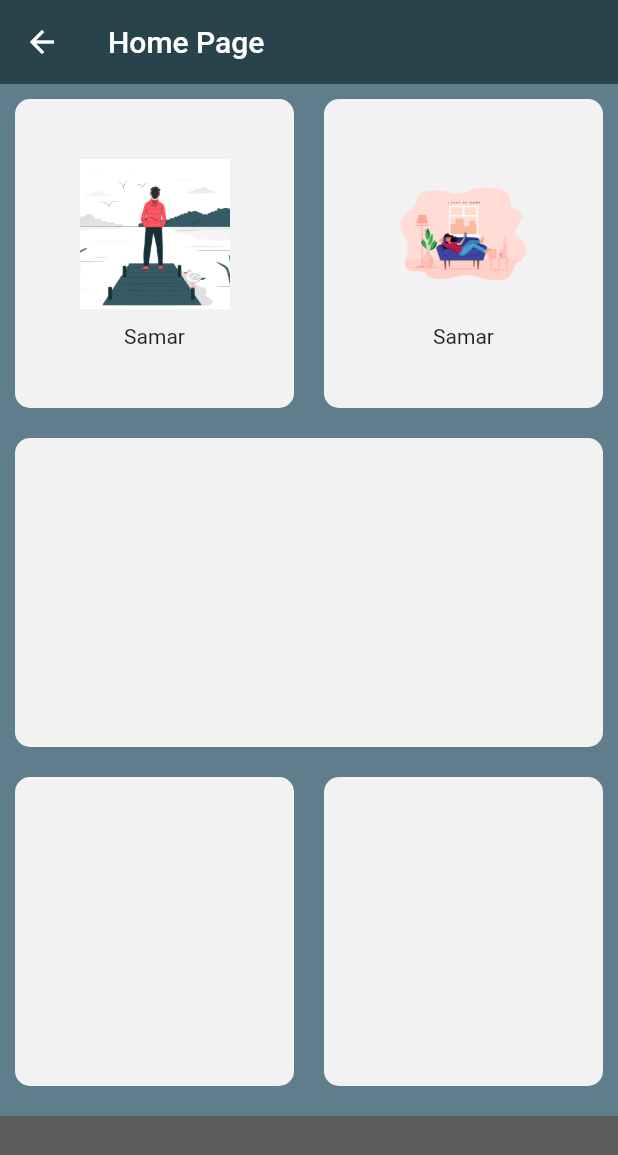
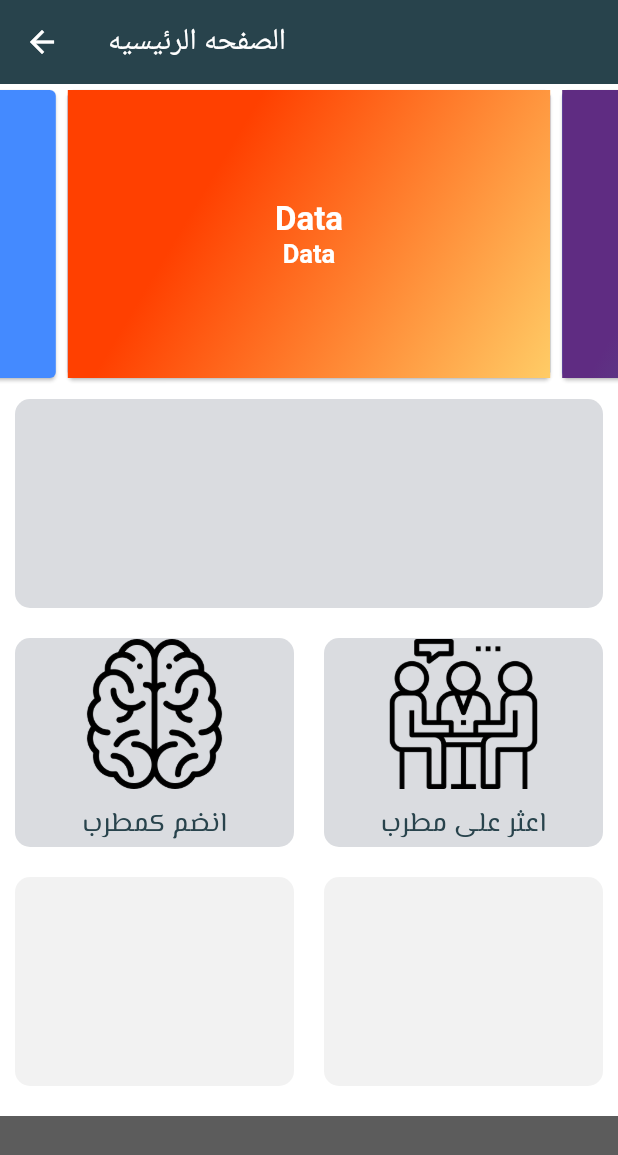
Before and after one commit to W1010x/MyFlutterApps, a Flutter app: the homePage screen opened directly, on a phone screen of 412 x 824 dp. Shown: the top 1155 px of the screen. Run offline on Flutter 3.47's test engine with Material 2 defaults, Android fonts, the phone set to English and light mode, and no system bars; drawn by our look-alikes of carousel_slider.

Commit message:
add slider

```diff
--- a/user_form/lib/Const/Constants.dart
+++ b/user_form/lib/Const/Constants.dart
@@ -1,5 +1,9 @@
 import 'package:flutter/material.dart';
-
+const TextStyles=TextStyle(
+    color:  Color(0xff28434c ),
+    fontFamily: 'El_Messiri',
+    fontWeight: FontWeight.w400,
+    fontSize: 18.0,);
 const kSendButtonTextStyle = TextStyle(
   color:  Color(0xffff7e8b),
   fontWeight: FontWeight.bold,
--- a/user_form/lib/Screens/HomePage.dart
+++ b/user_form/lib/Screens/HomePage.dart
@@ -1,53 +1,150 @@
 import 'package:flutter/material.dart';
-import 'package:user_form/Const/Constants.dart';
+import 'package:user_form/Screens/Login.dart';
 import 'package:user_form/widgets/cardContent.dart';
 import 'package:user_form/widgets/Cards.dart';
+import 'package:carousel_slider/carousel_slider.dart';
+import 'package:user_form/widgets/slider.dart';
 const BottomContinerHight=80.0;
 const CardColor=Color(0xFFF2F2F2);
 const BottomContainerColor=Color(0xFF5c5c5c);
+const ActivColor=Color(0xFFa9b9d1);
+const unctivColor=Color(0xFFdadce0);
+
 class homePage extends StatefulWidget {
-
   @override
   _homePageState createState() => _homePageState();
 }
+class _homePageState extends State<homePage> {
+  // any var here cannot be const or final should be var
+  Color firstCard = unctivColor;
+  Color secondCard = unctivColor;
 
-class _homePageState extends State<homePage> {
+  void updateCard(int gender) {
+    if (gender == 1) {
+      if (firstCard == unctivColor) {
+        firstCard = ActivColor;
+      } else {
+        firstCard = unctivColor;
+      }
+    }
+    //
+    if (gender == 2) {
+      if (secondCard == unctivColor) {
+       secondCard = ActivColor;
+      } else{
+        secondCard = unctivColor;
+    }
+  }
+}
+
+// ---------//
+  int _currentIndex=0;
+
+  List cardList=[
+    Item1(),
+    Item2(),
+    Item3(),
+    Item4()
+  ];
+
+  List<T> map<T>(List list, Function handler) {
+    List<T> result = [];
+    for (var i = 0; i < list.length; i++) {
+      result.add(handler(i, list[i]));
+    }
+    return result;
+  }
   @override
   Widget build(BuildContext context) {
     return Scaffold(
      appBar: AppBar(
        elevation: 0,
        backgroundColor: Color(0xff28434c) ,
-       title: Text('Home Page')
+       title: Text('الصفحه الرئيسيه')
      ),
         body: Container(
-       color: Colors.blueGrey,
+       color: Color(0xffffffff),
           child: Column(
             children: [
+              CarouselSlider(
+
+                options: CarouselOptions(
+                  autoPlay: true,
+                  height: 200.0,
+                  autoPlayInterval: Duration(seconds: 1),
+                  autoPlayAnimationDuration: Duration(milliseconds: 800),
+                  autoPlayCurve: Curves.fastOutSlowIn,
+                  pauseAutoPlayOnTouch: true,
+                  aspectRatio: 2.0,
+                  onPageChanged: (index, reason) {
+                    setState(() {
+                      _currentIndex = index;
+                    });
+                  },
+                ),
+                items: cardList.map((card){
+                  return Builder(
+                      builder:(BuildContext context){
+                        return Container(
+                          height: MediaQuery.of(context).size.height*0.30,
+                          width: MediaQuery.of(context).size.width,
+                          child: Card(
+                            color: Colors.blueAccent,
+                            child: card,
+                          ),
+                        );
+                      }
+                  );
+                }).toList(),
+              ),
+              Expanded(
+                  child: GestureDetector(
+                    child: CardsContiner(
+                      Coluor:firstCard,
+                    ),
+                  )
+              ),
               Expanded(child:Row(
                 children: [
                   Expanded
-                    (child: CardsContiner(
-                    Coluor:Color(0xFFF2F2F2),
-                    cardChild: contentCard(
-                      bundle: 'assets/io.jpg',
-                      lable: 'Samar',
+                    (child: GestureDetector(
+                    onTap: (){
+                      setState(() {
+                        updateCard(1);
+                        Navigator.push(
+                            context,
+                            MaterialPageRoute(builder: (context) => LoginScreen()));
+                      });
+                    },
+                      child: CardsContiner(
+                      Coluor:firstCard,
+                      cardChild: contentCard(
+                        bundle: 'assets/brain.png',
+                        lable: 'انضم كمطرب',
+                        height: 100,
+                        width: 100,
+                      ),
+                  ),
                     ),
                   ),
-                  ),
-                  Expanded(child: CardsContiner(
-                      Coluor: Color(0xFFF2F2F2),
-                    cardChild: contentCard(
-                      bundle: 'assets/relax.png',
-                      lable: 'Samar',
+                  Expanded(
+                      child: GestureDetector(
+                    onTap: (){
+                      setState(() {
+                        updateCard(2);
+                      });
+                    },
+                    child: CardsContiner(
+                        Coluor: secondCard,
+                      cardChild: contentCard(
+                        bundle: 'assets/meeting.png',
+                        lable: 'اعثر على مطرب',
+                        width: 100,
+                        height: 100,
+                      ),
                     ),
                   )),
                 ],
-              )
-              ),
-              Expanded(
-                  child:CardsContiner(
-                  Coluor:Color(0xFFF2F2F2),
               )
               ),
               Expanded(
@@ -55,7 +152,7 @@ class _homePageState extends State<homePage> {
                 children: [
                   Expanded(
                       child:CardsContiner(
-                      Coluor:Color(0xFFF2F2F2),
+                        Coluor:Color(0xFFF2F2F2),
                   ),
                   ),
                   Expanded(
--- a/user_form/lib/Screens/Login.dart
+++ b/user_form/lib/Screens/Login.dart
@@ -35,7 +35,7 @@ class _LoginScreenState extends State<LoginScreen> {
               children: <Widget>[
 
                 Hero(
-                  tag:'login',
+                  tag:'Login',
                   child: Container(
                     height: 100.0,
                     child: Image.asset('assets/diamond.png',),
@@ -46,13 +46,9 @@ class _LoginScreenState extends State<LoginScreen> {
                 ),
                 Center(
                   child: Text(
-                    '  Log In   ',
-                    style:TextStyle(
-                        color: Colors.white,
-                        fontSize: 25,
-                        fontWeight: FontWeight.w500
-                    ),
-                  ),
+                    '    تسجيل الدخول   ',
+                    style:TextStyles,
+                  )
                 ),
                 SizedBox(
                   height: 48.0,
@@ -65,7 +61,7 @@ class _LoginScreenState extends State<LoginScreen> {
                     email=value;
                   },
                   decoration: kTextFieldDecoration.copyWith(
-                      hintText: "Enter your Email"
+                      hintText: "البريد الالكتروني"
                   ),
                 ),
                 SizedBox(
@@ -79,7 +75,7 @@ class _LoginScreenState extends State<LoginScreen> {
                       password=value;
                     },
                     decoration: kTextFieldDecoration.copyWith(
-                        hintText: "Enter your Password")
+                        hintText: " كلمه المرور")
                 ),
                 SizedBox(
                   height: 24.0,
@@ -94,7 +90,7 @@ class _LoginScreenState extends State<LoginScreen> {
                         minWidth:200.0,
                         height: 42.0,
                         child: Text(
-                          'Log In',
+                          'تسجيل الدخول',
                         ),
                         onPressed: () {
                           //Implement login functionality.
--- a/user_form/lib/widgets/cardContent.dart
+++ b/user_form/lib/widgets/cardContent.dart
@@ -1,9 +1,12 @@
 import 'package:flutter/material.dart';
+import '../Const/Constants.dart';
 
 class contentCard extends StatelessWidget {
-  contentCard({this.lable,this.bundle});
+  contentCard({this.lable,this.bundle,this.height, this.width });
   final String lable;
   final String bundle;
+  final double height;
+  final double width;
 
   @override
   Widget build(BuildContext context) {
@@ -11,14 +14,14 @@ class contentCard extends StatelessWidget {
       mainAxisAlignment: MainAxisAlignment.center,
       children: [
         Container(
-          child: Image.asset(
-            bundle,
-            height: 100.0,
-            width: 100.0,
+          child:
+          Image.asset( bundle,
+            height: height,
+            width: width,
             fit: BoxFit.cover,
           ),),
         SizedBox(height:10.0),
-        Text(lable)
+        Text(lable,style: TextStyles,)
       ],
     );
   }
--- /dev/null
+++ b/user_form/lib/widgets/slider.dart
@@ -0,0 +1,137 @@
+import 'package:flutter/material.dart';
+class Item1 extends StatelessWidget {
+  const Item1({Key key}) : super(key: key);
+
+  @override
+  Widget build(BuildContext context) {
+    return Container(
+      decoration: BoxDecoration(
+        gradient: LinearGradient(
+            begin: Alignment.topLeft,
+            end: Alignment.bottomRight,
+            stops: [0.3, 1],
+            colors: [Color(0xffff4000),Color(0xffffcc66),]
+        ),
+      ),
+      child: Column(
+        mainAxisAlignment: MainAxisAlignment.center,
+        children: <Widget>[
+          Text(
+              "Data",
+              style: TextStyle(
+                  color: Colors.white,
+                  fontSize: 22.0,
+                  fontWeight: FontWeight.bold
+              )
+          ),
+          Text(
+              "Data",
+              style: TextStyle(
+                  color: Colors.white,
+                  fontSize: 17.0,
+                  fontWeight: FontWeight.w600
+              )
+          ),
+        ],
+      ),
+    );
+  }
+}
+
+class Item2 extends StatelessWidget {
+  const Item2({Key key}) : super(key: key);
+
+  @override
+  Widget build(BuildContext context) {
+    return Container(
+      decoration: BoxDecoration(
+        gradient: LinearGradient(
+            begin: Alignment.topLeft,
+            end: Alignment.bottomRight,
+            stops: [0.3, 1],
+            colors: [Color(0xff5f2c82), Color(0xff49a09d)]
+        ),
+      ),
+      child: Column(
+        mainAxisAlignment: MainAxisAlignment.center,
+        children: <Widget>[
+          Text(
+              "Data",
+              style: TextStyle(
+                  color: Colors.white,
+                  fontSize: 22.0,
+                  fontWeight: FontWeight.bold
+              )
+          ),
+          Text(
+              "Data",
+              style: TextStyle(
+                  color: Colors.white,
+                  fontSize: 17.0,
+                  fontWeight: FontWeight.w600
+              )
+          ),
+        ],
+      ),
+    );
+  }
+}
+
+class Item3 extends StatelessWidget {
+  const Item3({Key key}) : super(key: key);
+
+  @override
+  Widget build(BuildContext context) {
+    return Container(
+      decoration: BoxDecoration(
+        gradient: LinearGradient(
+            begin: Alignment.topLeft,
+            end: Alignment.bottomRight,
+            stops: [0.3, 1],
+            colors: [Color(0xffff4000),Color(0xffffcc66),]
+        ),
+      ),
+      child: Column(
+        mainAxisAlignment: MainAxisAlignment.center,
+        children: <Widget>[
+          Image.asset(
+            'assets/flutter_dev.png',
+            height: 180.0,
+            fit: BoxFit.cover,
+          )
+        ],
+      ),
+    );
+  }
+}
+
+class Item4 extends StatelessWidget {
+  const Item4({Key key}) : super(key: key);
+
+  @override
+  Widget build(BuildContext context) {
+    return Container(
+      child: Column(
+        mainAxisAlignment: MainAxisAlignment.center,
+        children: <Widget>[
+          Text(
+              "Data",
+              style: TextStyle(
+                  color: Colors.white,
+                  fontSize: 22.0,
+                  fontWeight: FontWeight.bold
+              )
+          ),
+          Text(
+              "Data",
+              style: TextStyle(
+                  color: Colors.white,
+                  fontSize: 17.0,
+                  fontWeight: FontWeight.w600
+              )
+          ),
+        ],
+      ),
+    );
+  }
+}
```
Also changed, not shown: user_form/pubspec.yaml (+10 -22 lines), store_kanba/lib/Screens/Home_page.dart (added), user_form/fonts/ElMessiri-Bold.ttf (added), user_form/fonts/ElMessiri-Medium.ttf (added), user_form/fonts/ElMessiri-Regular.ttf (added), user_form/fonts/ElMessiri-SemiBold.ttf (added), user_form/lib/BankQ/question.dart (deleted), user_form/lib/Screens/Test.dart (deleted), user_form/pubspec.lock.
